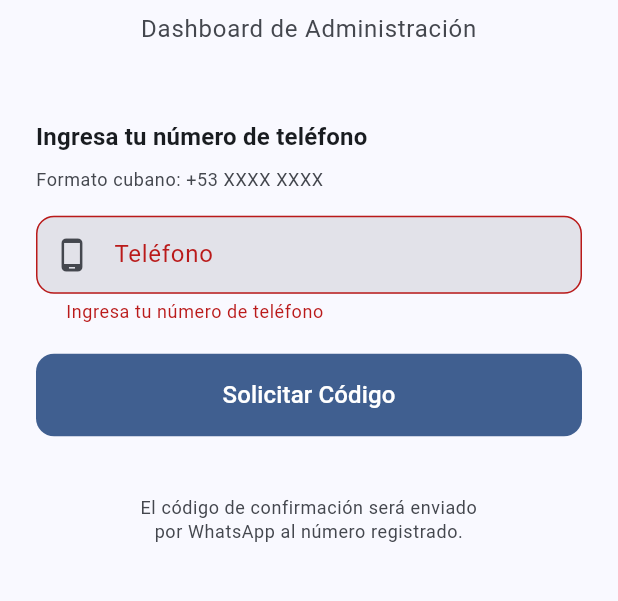
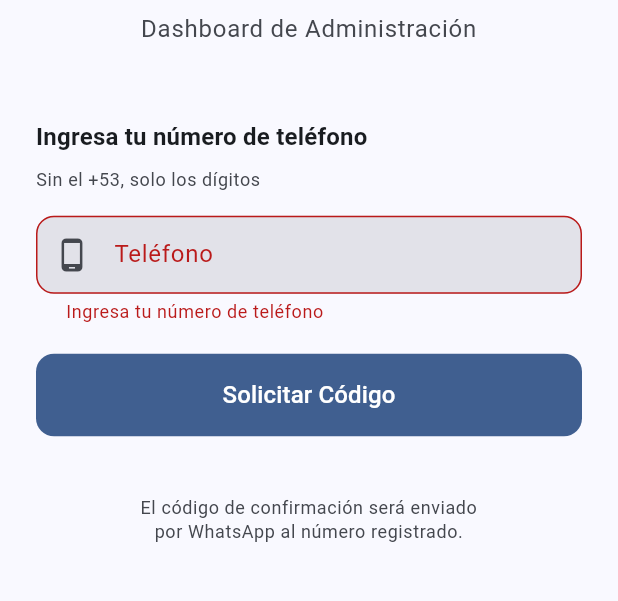
Before and after one commit to khleoalba-blip/contadorppl-bot-user, a Flutter app: the screen it shows after launch, after a tap on "Solicitar Código", on a phone screen of 412 x 824 dp, the part 439-1040 px from its top. Run offline on Flutter 3.47's test engine with Material 3 defaults, Android fonts, the phone set to English and light mode, and no system bars; our stand-ins replace flutter_secure_storage, shared_preferences; accounts and stored records are empty.

Commit message:
fix: login flow con loading spinner y await (sin .then race condition)

```diff
--- a/flutter_dashboard/lib/screens/login_screen.dart
+++ b/flutter_dashboard/lib/screens/login_screen.dart
@@ -15,6 +15,7 @@ class _LoginScreenState extends State<LoginScreen> {
   final _formKey = GlobalKey<FormState>();
 
   bool _codeSent = false;
+  bool _sending = false;
 
   @override
   void dispose() {
@@ -94,21 +95,21 @@ class _LoginScreenState extends State<LoginScreen> {
                   ],
 
                   if (!_codeSent) ...[
-                    // Phone input step
                     _buildPhoneInput(theme),
                   ] else ...[
-                    // Code verification step
                     _buildCodeInput(theme, authProvider),
                   ],
 
                   const SizedBox(height: 16),
 
-                  // Toggle between steps
                   if (_codeSent)
                     TextButton(
-                      onPressed: () {
+                      onPressed: _sending
+                          ? null
+                          : () {
                               setState(() {
                                 _codeSent = false;
+                                _sending = false;
                                 _codeController.clear();
                                 authProvider.clearError();
                               });
@@ -118,7 +119,6 @@ class _LoginScreenState extends State<LoginScreen> {
 
                   const SizedBox(height: 24),
 
-                  // Footer
                   Text(
                     'El código de confirmación será enviado\npor WhatsApp al número registrado.',
                     textAlign: TextAlign.center,
@@ -147,7 +147,7 @@ class _LoginScreenState extends State<LoginScreen> {
         ),
         const SizedBox(height: 8),
         Text(
-          'Formato cubano: +53 XXXX XXXX',
+          'Sin el +53, solo los dígitos',
           style: theme.textTheme.bodySmall?.copyWith(
             color: theme.colorScheme.onSurfaceVariant,
           ),
@@ -157,12 +157,13 @@ class _LoginScreenState extends State<LoginScreen> {
           controller: _phoneController,
           keyboardType: TextInputType.phone,
           textInputAction: TextInputAction.done,
-          decoration: InputDecoration(
+          enabled: !_sending,
+          decoration: const InputDecoration(
             labelText: 'Teléfono',
-            hintText: '+53 5XXX XXXX',
-            prefixIcon: const Icon(Icons.phone_android),
+            hintText: '5XXX XXXX',
+            prefixIcon: Icon(Icons.phone_android),
             border: OutlineInputBorder(
-              borderRadius: BorderRadius.circular(12),
+              borderRadius: BorderRadius.all(Radius.circular(12)),
             ),
             filled: true,
           ),
@@ -172,22 +173,37 @@ class _LoginScreenState extends State<LoginScreen> {
             }
             final cleaned = value.replaceAll(RegExp(r'[\s\-\(\)]'), '');
             if (cleaned.length < 10) {
-              return 'Número de teléfono inválido';
+              return 'Número muy corto (mínimo 10 dígitos)';
             }
             return null;
           },
-          onFieldSubmitted: (_) => _solicitarCodigo(),
         ),
         const SizedBox(height: 20),
         FilledButton(
-          onPressed: _solicitarCodigo,
+          onPressed: _sending ? null : _solicitarCodigo,
           style: FilledButton.styleFrom(
             padding: const EdgeInsets.symmetric(vertical: 16),
             shape: RoundedRectangleBorder(
               borderRadius: BorderRadius.circular(12),
             ),
           ),
-          child: const Text(
+          child: _sending
+              ? const Row(
+                  mainAxisAlignment: MainAxisAlignment.center,
+                  children: [
+                    SizedBox(
+                      height: 20,
+                      width: 20,
+                      child: CircularProgressIndicator(
+                        strokeWidth: 2,
+                        color: Colors.white,
+                      ),
+                    ),
+                    SizedBox(width: 12),
+                    Text('Enviando...', style: TextStyle(fontSize: 16)),
+                  ],
+                )
+              : const Text(
                   'Solicitar Código',
                   style: TextStyle(fontSize: 16),
                 ),
@@ -217,7 +233,7 @@ class _LoginScreenState extends State<LoginScreen> {
             children: [
               const TextSpan(text: 'Código enviado a '),
               TextSpan(
-                text: _phoneController.text.trim(),
+                text: '+${_phoneController.text.trim()}',
                 style: const TextStyle(fontWeight: FontWeight.bold),
               ),
               const TextSpan(text: ' por WhatsApp'),
@@ -230,13 +246,13 @@ class _LoginScreenState extends State<LoginScreen> {
           keyboardType: TextInputType.number,
           textInputAction: TextInputAction.done,
           maxLength: 6,
-          decoration: InputDecoration(
+          decoration: const InputDecoration(
             labelText: 'Código de confirmación',
             hintText: '000000',
-            prefixIcon: const Icon(Icons.lock),
+            prefixIcon: Icon(Icons.lock),
             counterText: '',
             border: OutlineInputBorder(
-              borderRadius: BorderRadius.circular(12),
+              borderRadius: BorderRadius.all(Radius.circular(12)),
             ),
             filled: true,
           ),
@@ -249,7 +265,6 @@ class _LoginScreenState extends State<LoginScreen> {
             }
             return null;
           },
-          onFieldSubmitted: (_) => _verificarCodigo(authProvider),
         ),
         const SizedBox(height: 20),
         FilledButton(
@@ -278,17 +293,37 @@ class _LoginScreenState extends State<LoginScreen> {
     );
   }
 
-  void _solicitarCodigo() {
-    if (_formKey.currentState?.validate() ?? false) {
+  Future<void> _solicitarCodigo() async {
+    if (!(_formKey.currentState?.validate() ?? false)) return;
+    if (_sending) return;
+
+    setState(() {
+      _sending = true;
+    });
+
     final authProvider = context.read<AuthProvider>();
     authProvider.clearError();
-      authProvider.requestCode(_phoneController.text.trim()).then((_) {
-        if (authProvider.status != AuthStatus.error) {
+
+    try {
+      await authProvider.requestCode(_phoneController.text.trim());
+
+      // Verificar el estado después de que requestCode termine
+      if (!mounted) return;
+
+      if (authProvider.status == AuthStatus.error) {
+        // Mostrar error, no avanzar
+        setState(() => _sending = false);
+      } else {
+        // Éxito: mostrar pantalla de código
         setState(() {
+          _sending = false;
           _codeSent = true;
         });
       }
-      });
+    } catch (e) {
+      if (mounted) {
+        setState(() => _sending = false);
+      }
     }
   }
 
```
Lines whose indentation alone changed are shown as unchanged.
